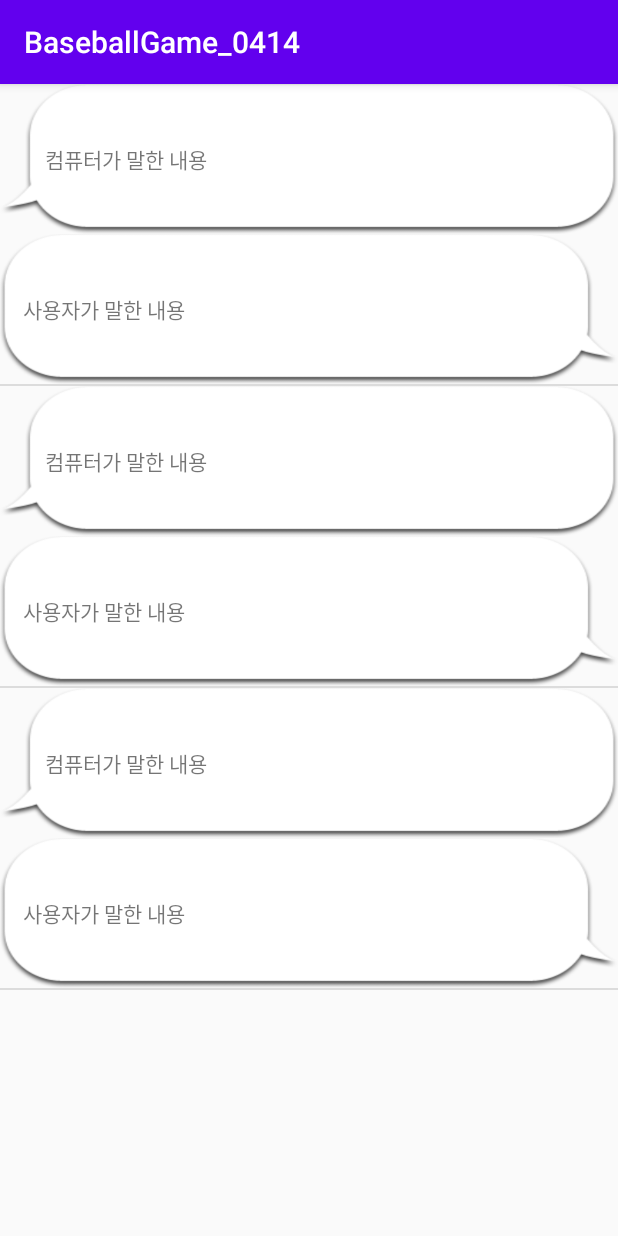
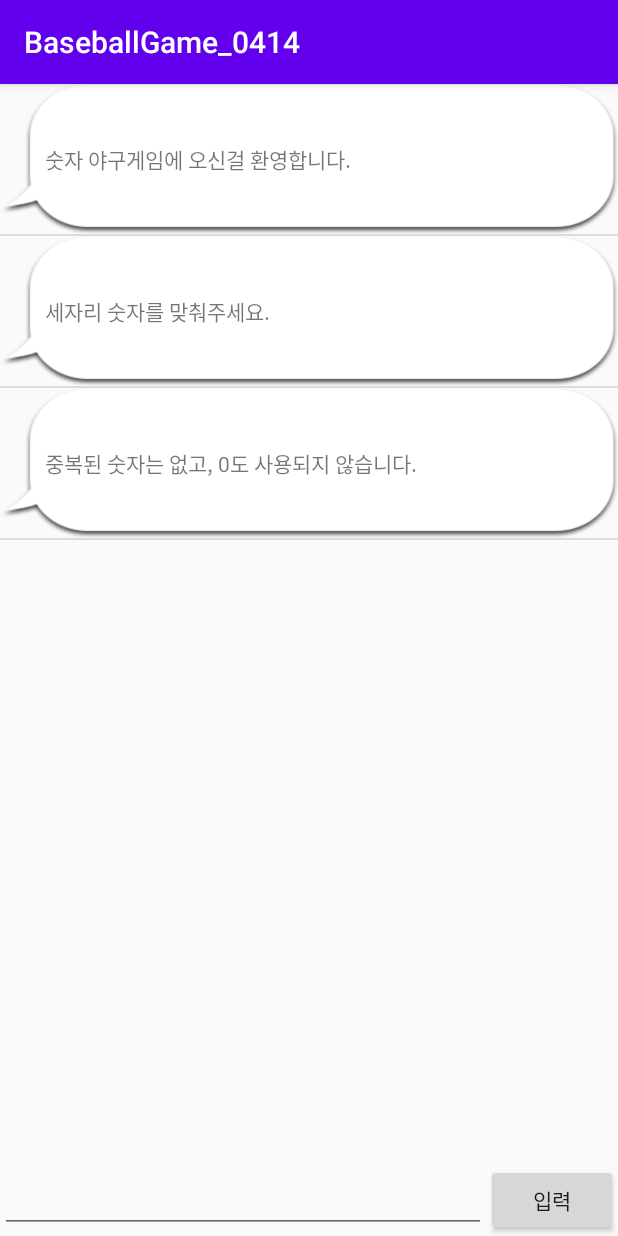
Before and after one commit to oasis99797/BaseballGame_0414, an Android app: the screen it shows after launch (MainActivity), on a phone screen of 412 x 824 dp. Run offline under Robolectric (Android 15) with nearby library versions, the phone set to English and light mode, and no system bars.

Commit message:
입력검사 로직 추가

```diff
--- a/app/src/main/java/com/bklee/baseballgame_0414/MainActivity.kt
+++ b/app/src/main/java/com/bklee/baseballgame_0414/MainActivity.kt
@@ -2,11 +2,16 @@ package com.bklee.baseballgame_0414
 
 import androidx.appcompat.app.AppCompatActivity
 import android.os.Bundle
+import android.util.Log
+import android.widget.Toast
 import com.bklee.baseballgame_0414.adapters.ChatAdapter
 import com.bklee.baseballgame_0414.datas.Chat
 import kotlinx.android.synthetic.main.activity_main.*
 
 class MainActivity : BaseActivity() {
+
+    //    문제 숫자 세자리가 담길 ArrayList
+    val computerNumbers = ArrayList<Int>()
 
     val chatings = ArrayList<Chat>()
     var mChatAdapter:ChatAdapter? = null
@@ -16,10 +21,62 @@ class MainActivity : BaseActivity() {
         setContentView(R.layout.activity_main)
         setupEvents()
         setValues()
+        makeComputerNumber()
     }
 
+    //    컴퓨터가 문제 출제하는 함수
+    fun makeComputerNumber() {
+
+        for (i in 0..2) {
+
+            while (true) {
+
+//            1. 1~9의 숫자만 사용 => 랜덤으로 생성되어야함.
+//            2. 이미 뽑힌 숫자는 사용하면 안됨. (중복허용 X)
+//      1 <= Math.random()*9+1 < 10
+                val tempNum = (Math.random()*9+1).toInt()
+
+//        중복검사 => 컴퓨터 숫자 배열안에 이 임시번호가 같은게 있다면?
+                var isDuplOk = true
+
+                for (cpNum in computerNumbers) {
+                    if (tempNum == cpNum) {
+                        isDuplOk = false
+                    }
+                }
+
+                if (isDuplOk) {
+                    computerNumbers.add(tempNum)
+                    break
+                }
+            }
+
+        }
+
+        for (num in computerNumbers) {
+            Log.d("출제번호", num.toString())
+        }
+
+
+    }
 
     override fun setupEvents() {
+
+        okBtn.setOnClickListener {
+
+            if (inputEdt.text.toString().length != 3) {
+                Toast.makeText(mContext, "세자리 숫자로 입력해주세요.", Toast.LENGTH_SHORT).show()
+                return@setOnClickListener
+            }
+
+            if (inputEdt.text.toString().contains(" ")) {
+                Toast.makeText(mContext, "숫자만 입력해주세요.", Toast.LENGTH_SHORT).show()
+                return@setOnClickListener
+            }
+
+            chatings.add(Chat(inputEdt.text.toString(), "USER"))
+            mChatAdapter?.notifyDataSetChanged()
+        }
 
     }
 
--- a/app/src/main/java/com/bklee/baseballgame_0414/adapters/ChatAdapter.kt
+++ b/app/src/main/java/com/bklee/baseballgame_0414/adapters/ChatAdapter.kt
@@ -5,10 +5,12 @@ import android.view.LayoutInflater
 import android.view.View
 import android.view.ViewGroup
 import android.widget.ArrayAdapter
+import android.widget.LinearLayout
+import android.widget.TextView
 import com.bklee.baseballgame_0414.R
 import com.bklee.baseballgame_0414.datas.Chat
 
-class ChatAdapter(context: Context, resId:Int, list:ArrayList<Chat>) : ArrayAdapter<Chat>(context, resId, list) {
+class ChatAdapter(context:Context, resId:Int, list:ArrayList<Chat>) : ArrayAdapter<Chat>(context, resId, list) {
 
     val mContext = context
     val mList = list
@@ -23,6 +25,26 @@ class ChatAdapter(context: Context, resId:Int, list:ArrayList<Chat>) : ArrayAdap
         }
         val row = tempRow!!
 
+        val computerLayout = row.findViewById<LinearLayout>(R.id.computerLayout)
+        val userLayout = row.findViewById<LinearLayout>(R.id.userLayout)
+        val computerTxt = row.findViewById<TextView>(R.id.computerTxt)
+        val userTxt = row.findViewById<TextView>(R.id.userTxt)
+
+        val data = mList.get(position)
+
+        if (data.speaker == "COMPUTER") {
+            computerLayout.visibility = View.VISIBLE
+            userLayout.visibility = View.GONE
+
+            computerTxt.text = data.content
+        }
+        else {
+            computerLayout.visibility = View.GONE
+            userLayout.visibility = View.VISIBLE
+
+            userTxt.text = data.content
+        }
+
 
         return row
     }
--- a/app/src/main/res/layout/activity_main.xml
+++ b/app/src/main/res/layout/activity_main.xml
@@ -7,9 +7,30 @@
     android:orientation="vertical"
     tools:context=".MainActivity">
 
+
     <ListView
         android:id="@+id/chatListView"
         android:layout_width="match_parent"
-        android:layout_height="match_parent" />
+        android:layout_height="0dp"
+        android:layout_weight="1"/>
+
+    <LinearLayout
+        android:layout_width="match_parent"
+        android:layout_height="wrap_content"
+        android:orientation="horizontal">
+        <EditText
+            android:id="@+id/inputEdt"
+            android:layout_width="0dp"
+            android:layout_height="wrap_content"
+            android:layout_weight="1"
+            android:inputType="number"/>
+
+        <Button
+            android:id="@+id/okBtn"
+            android:layout_width="wrap_content"
+            android:layout_height="wrap_content"
+            android:text="입력" />
+
+    </LinearLayout>
 
 </LinearLayout>
--- a/app/src/main/res/layout/chat_list_item.xml
+++ b/app/src/main/res/layout/chat_list_item.xml
@@ -10,12 +10,14 @@
         android:orientation="vertical">
 
         <LinearLayout
+            android:id="@+id/computerLayout"
             android:layout_width="match_parent"
             android:layout_height="100dp"
             android:gravity="center_vertical"
             android:background="@drawable/speech_bubble_computer">
 
             <TextView
+                android:id="@+id/computerTxt"
                 android:layout_width="wrap_content"
                 android:layout_height="wrap_content"
                 android:text="컴퓨터가 말한 내용"
@@ -24,12 +26,14 @@
         </LinearLayout>
 
         <LinearLayout
+            android:id="@+id/userLayout"
             android:layout_width="match_parent"
             android:layout_height="100dp"
             android:gravity="center_vertical"
             android:background="@drawable/speech_bubble_user">
 
             <TextView
+                android:id="@+id/userTxt"
                 android:layout_width="wrap_content"
                 android:layout_height="wrap_content"
                 android:text="사용자가 말한 내용"
```
